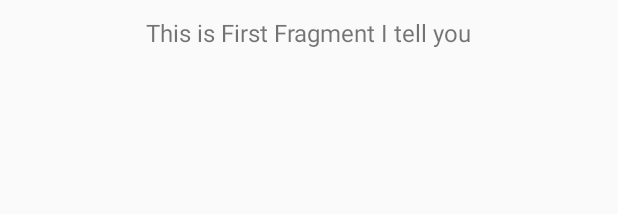
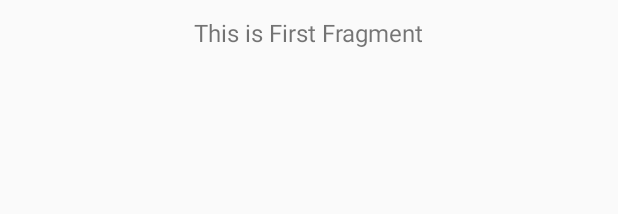
Before and after one commit to RJRogers/Baking, an Android app: the layout fragment_lists.xml on its own in the app's theme, with its tools: preview values and no code run, on a phone screen of 412 x 824 dp. Shown: the top 214 px of the screen. Run offline under Robolectric (Android 15) with nearby library versions, the phone set to English and light mode, and no system bars.

Commit message:
Changed res file back

```diff
--- a/app/src/main/res/layout/fragment_lists.xml
+++ b/app/src/main/res/layout/fragment_lists.xml
@@ -14,7 +14,7 @@
         android:layout_height="wrap_content"
         android:layout_centerHorizontal="true"
         android:layout_marginTop="5dp"
-        android:text="This is First Fragment I tell you"
+        android:text="This is First Fragment"
         android:textSize="16sp" />
 
 
```
